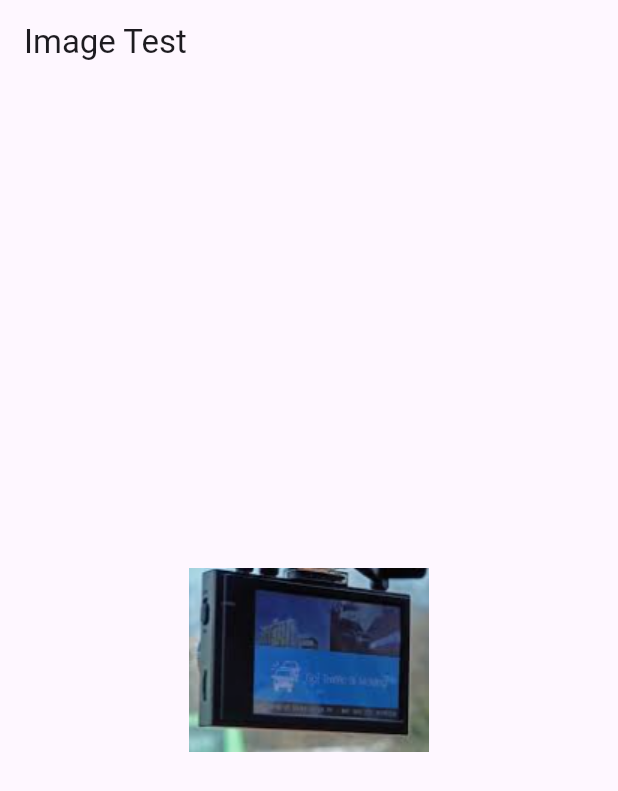
After one commit to zeonzyeon/first-flutter-hyune, a Flutter app: the ImageTestScreen screen opened directly, on a phone screen of 412 x 824 dp. The commit adds this screen. Shown: the top 791 px of the screen. Run offline on Flutter 3.47's test engine with Material 3 defaults, Android fonts, the phone set to English and light mode, and no system bars; our stand-ins replace flutter_bloc, font_awesome_flutter.

```diff
--- /dev/null
+++ b/lib/FlutterPractice/week14/test.dart
@@ -0,0 +1,29 @@
+import 'package:flutter/material.dart';
+
+void main() {
+  runApp(MyApp());
+}
+
+class MyApp extends StatelessWidget {
+  @override
+  Widget build(BuildContext context) {
+    return MaterialApp(
+      debugShowCheckedModeBanner: false,
+      home: ImageTestScreen(),
+    );
+  }
+}
+
+class ImageTestScreen extends StatelessWidget {
+  @override
+  Widget build(BuildContext context) {
+    return Scaffold(
+      appBar: AppBar(
+        title: Text("Image Test"),
+      ),
+      body: Center(
+        child: Image.asset('images/dash_cam.png'), // 테스트 이미지 경로
+      ),
+    );
+  }
+}
```
Also changed, not shown: lib/FlutterPractice/week14/cart.dart (+73 -10 lines), images/TV.png (added), images/apple.png (added), images/banana.png (added), images/dash_cam.png (added), images/detergent.png (added), images/engine_oil.png (added), images/grape.png (added), images/microwave.png (added), images/strawberry.png (added), images/tire.png (added), images/tissue.png (added).
